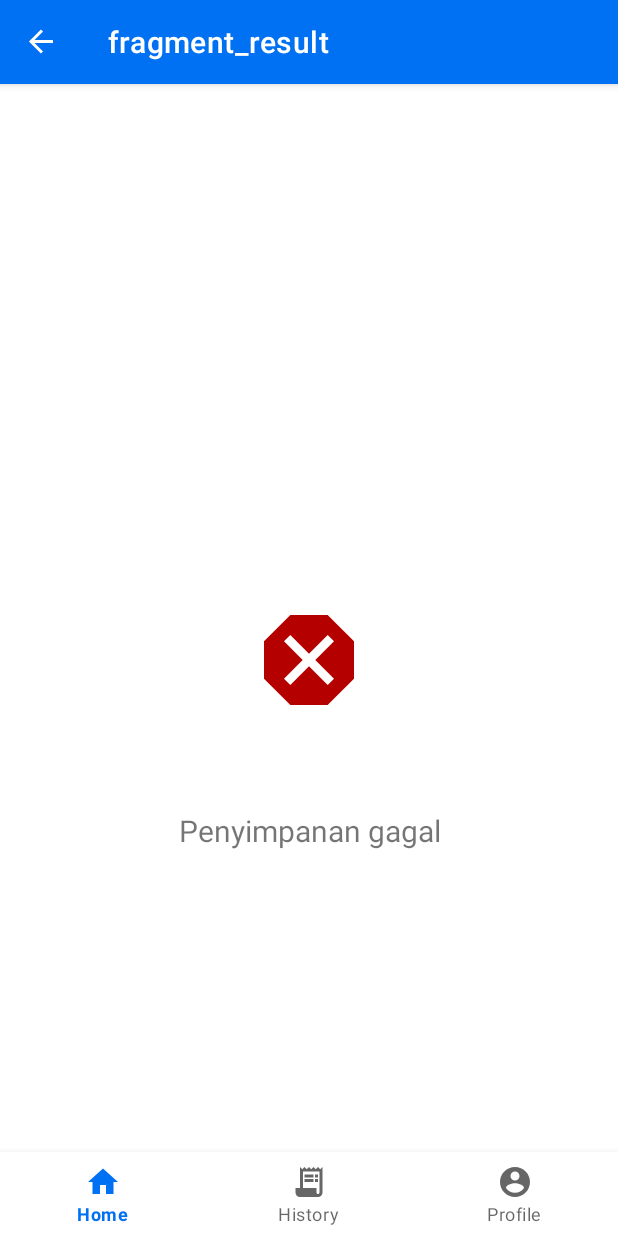
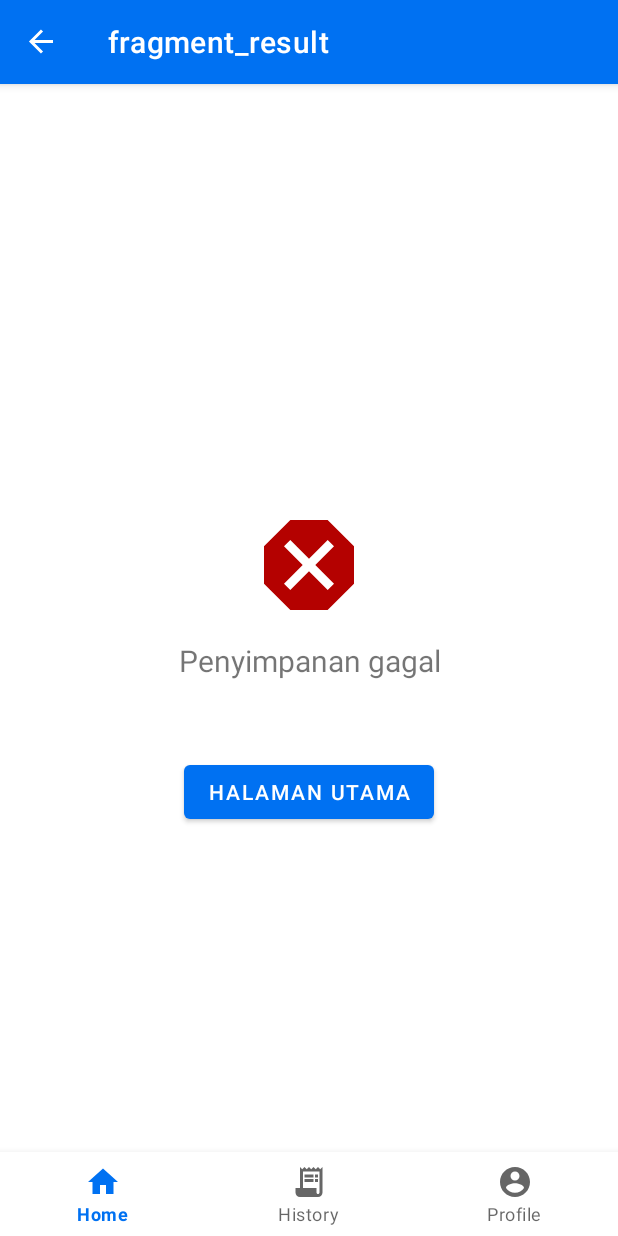
Before and after one commit to Bangkit-Captstone-Metron/Android, an Android app: the ResultFragment screen opened through its navigation route, on a phone screen of 412 x 824 dp. Run offline under Robolectric (Android 15) with nearby library versions, the phone set to English and light mode, and no system bars; our stand-ins replace navigation-ui; libraries missing offline, so code that uses them is left out: com.google.mlkit.vision, com.theartofdev.edmodo; pictures from the network do not load.

Commit message:
notification done, alarmManager not working

```diff
--- /dev/null
+++ b/app/src/main/java/com/example/vin/metron/Constant.kt
@@ -0,0 +1,10 @@
+package com.example.vin.metron
+
+const val PREF_LAST_PLN_SUBMISSION = "PREF_LAST_PLN_SUBMISSION"
+const val PREF_LAST_PDAM_SUBMISSION = "PREF_LAST_PDAN_SUBMISSION"
+const val ALARM_RECURRING_PERIOD = 30 //days
+const val NOTIF_REQ_CODE_PLN = 1
+const val NOTIF_REQ_CODE_PDAM = 2
+const val ACTION_REMIND_PLN = "ACTION_REMIND_PLN"
+const val ACTION_REMIND_PDAM = "ACTION_REMIND_PDAM"
+const val PREF_KEY="PREF_KEY"
--- a/app/src/main/java/com/example/vin/metron/ProfileFragment.kt
+++ b/app/src/main/java/com/example/vin/metron/ProfileFragment.kt
@@ -1,4 +1,4 @@
-package com.example.vin.metron
+    package com.example.vin.metron
 
 import android.os.Bundle
 import androidx.fragment.app.Fragment
--- a/app/src/main/java/com/example/vin/metron/ResultFragment.kt
+++ b/app/src/main/java/com/example/vin/metron/ResultFragment.kt
@@ -1,16 +1,23 @@
 package com.example.vin.metron
 
 import android.os.Bundle
+import android.util.Log
 import androidx.fragment.app.Fragment
 import android.view.LayoutInflater
 import android.view.View
 import android.view.ViewGroup
 import android.widget.Toast
+import androidx.fragment.app.viewModels
+import androidx.navigation.fragment.findNavController
+import com.example.vin.metron.data.remote.ResultViewModel
 import com.example.vin.metron.databinding.FragmentResultBinding
+import java.util.*
 
 
 class ResultFragment : Fragment() {
     private lateinit var binding: FragmentResultBinding
+    private val alarmReceiver: AlarmReceiver = AlarmReceiver()
+    private val resultViewModel: ResultViewModel by viewModels()
     override fun onCreateView(
         inflater: LayoutInflater, container: ViewGroup?,
         savedInstanceState: Bundle?
@@ -22,33 +29,57 @@ class ResultFragment : Fragment() {
     override fun onViewCreated(view: View, savedInstanceState: Bundle?) {
         super.onViewCreated(view, savedInstanceState)
         setUIContent()
+        backToHomeButtonListener()
     }
 
-
+    fun backToHomeButtonListener(){
+        binding.btnBack.setOnClickListener {
+            findNavController().navigate(R.id.action_resultFragment_to_navigation_home)
+        }
+    }
     fun setUIContent() {
         binding.ivResultFail.visibility = View.GONE
         binding.ivResultSucess.visibility = View.GONE
+        binding.btnBack.visibility = View.GONE
         binding.tvDesc.text = ""
         binding.tvUsage.text = ""
 
-        val type = if (arguments?.getString(TabFragment.TYPE) == resources.getString(R.string.pdam)) "air" else "listrik"
-        val isSuccess = arguments?.getBoolean(TabFragment.RESULT,false) ?: false
+        val isPLN = (arguments?.getString(TabFragment.TYPE) == resources.getString(R.string.pln))
+        val type = if (isPLN) "listrik" else "air"
+        val isSuccess = arguments?.getBoolean(TabFragment.RESULT, false) ?: false
+        Log.d("result page",isSuccess.toString())
         val usage = arguments?.getFloat(TabFragment.USAGE)
-        if (isSuccess) {
-            binding.ivResultSucess.visibility = View.VISIBLE
-            binding.tvDesc.text = "Data penggunaan $type berhasil tersimpan"
-            binding.tvUsage.text = "$usage kw/h"
-        } else {
+        try {
+            if (isSuccess) {
+                //Todo: Save to Firestore DB
+                scheduleAlarm(isPLN = isPLN)
+                binding.ivResultSucess.visibility = View.VISIBLE
+                binding.btnBack.visibility = View.VISIBLE
+                binding.tvDesc.text = "Data penggunaan $type berhasil tersimpan"
+                binding.tvUsage.text = "$usage kw/h"
+            } else throw Exception("Gagal, Gunakan foto yang asli meteran anda yang jelas")
+        } catch (e: Exception) {
             binding.ivResultFail.visibility = View.VISIBLE
             binding.tvDesc.text = "Penyimpanan gagal"
+            binding.btnBack.visibility = View.VISIBLE
+
+
+            Log.d("result page",e.message.toString())
             Toast.makeText(
                 context,
-                "Pastikan Anda menggunakan foto meteran anda",
+                e.message,
                 Toast.LENGTH_SHORT
             ).show()
         }
+
     }
 
-    //Todo: Backbutton, Animation, request penyimpanan data di halaman ini (?)
-
+    fun scheduleAlarm(isPLN: Boolean) {
+        val schedule = resultViewModel.getUpdatedOrNewlyCreatedAlarmSchedule(
+            context = requireContext(),
+            isPLN = isPLN
+        )
+        Log.d("result page",schedule.toString())
+        alarmReceiver.setAlarm(context = requireContext(), schedule=schedule, isPLN = isPLN)
+    }
 }
--- a/app/src/main/java/com/example/vin/metron/TabFragment.kt
+++ b/app/src/main/java/com/example/vin/metron/TabFragment.kt
@@ -180,6 +180,7 @@ class TabFragment : Fragment(), View.OnClickListener {
             body = requestBody
         )
         homeViewModel.checkIsFakeFromURI(body).observe(viewLifecycleOwner) {
+            //Todo: Add confidence checking
             if (it.isFake != null) {
                 val usage = usage + "f"
                 val bundle = Bundle()
--- a/app/src/main/java/com/example/vin/metron/data/remote/network/ApiConfig.kt
+++ b/app/src/main/java/com/example/vin/metron/data/remote/network/ApiConfig.kt
@@ -8,8 +8,9 @@ import java.util.concurrent.TimeUnit
 
 class ApiConfig {
     companion object{
-        val BASE_URL = "http://34.101.176.87:5000/v1/"
-        val BASE_URL_V2 = "http://34.101.176.87:5000/v1/"
+        val BASE_URL = "http://34.101.133.126:5000/v1/"
+
+
         private fun provideOkHttpClient(): OkHttpClient {
             return OkHttpClient.Builder()
                 .addInterceptor(HttpLoggingInterceptor().setLevel(HttpLoggingInterceptor.Level.BODY))
@@ -20,7 +21,7 @@ class ApiConfig {
 
         fun provideApiService(): ApiService {
             val retrofit = Retrofit.Builder()
-                .baseUrl(BASE_URL_V2)
+                .baseUrl(BASE_URL)
                 .addConverterFactory(GsonConverterFactory.create())
                 .client(provideOkHttpClient())
                 .build()
--- /dev/null
+++ b/app/src/main/res/drawable/ic_baseline_notification_important_30.xml
@@ -0,0 +1,5 @@
+<vector android:height="30dp" android:tint="#52A3B4"
+    android:viewportHeight="24" android:viewportWidth="24"
+    android:width="30dp" xmlns:android="http://schemas.android.com/apk/res/android">
+    <path android:fillColor="@android:color/white" android:pathData="M18,16v-5c0,-3.07 -1.64,-5.64 -4.5,-6.32L13.5,4c0,-0.83 -0.67,-1.5 -1.5,-1.5s-1.5,0.67 -1.5,1.5v0.68C7.63,5.36 6,7.92 6,11v5l-2,2v1h16v-1l-2,-2zM13,16h-2v-2h2v2zM13,12h-2L11,8h2v4zM12,22c1.1,0 2,-0.9 2,-2h-4c0,1.1 0.89,2 2,2z"/>
+</vector>
--- a/app/src/main/res/layout/fragment_result.xml
+++ b/app/src/main/res/layout/fragment_result.xml
@@ -12,20 +12,22 @@
         android:layout_width="wrap_content"
         android:layout_height="wrap_content"
         android:src="@drawable/ic_baseline_check_50"
-        app:layout_constraintBottom_toBottomOf="parent"
         app:layout_constraintEnd_toEndOf="parent"
+        app:layout_constraintBottom_toTopOf="@+id/tv_desc"
         app:layout_constraintStart_toStartOf="parent"
-        app:layout_constraintTop_toTopOf="parent" />
+        android:layout_marginBottom="10dp"
+  />
 
     <ImageView
         android:id="@+id/iv_result_fail"
         android:layout_width="wrap_content"
         android:layout_height="wrap_content"
         android:src="@drawable/ic_baseline_dangerous_80"
-        app:layout_constraintBottom_toBottomOf="parent"
+        app:layout_constraintBottom_toTopOf="@+id/tv_desc"
         app:layout_constraintEnd_toEndOf="parent"
         app:layout_constraintStart_toStartOf="parent"
-        app:layout_constraintTop_toTopOf="parent" />
+        android:layout_marginBottom="10dp"
+   />
 
     <TextView
         android:id="@+id/tv_usage"
@@ -36,18 +38,28 @@
         android:text="1000 kw/h"
         android:textSize="25sp"
         app:layout_constraintStart_toStartOf="parent"
-        app:layout_constraintTop_toBottomOf="@+id/iv_result_fail" />
+        app:layout_constraintTop_toBottomOf="@+id/tv_desc" />
 
     <TextView
         android:id="@+id/tv_desc"
         android:layout_width="250dp"
         android:layout_height="wrap_content"
-        android:layout_marginTop="15dp"
         android:text="Data penggunaan listrik berhasil tersimpan"
         android:textAlignment="center"
         android:textSize="20sp"
         app:layout_constraintEnd_toEndOf="parent"
         app:layout_constraintStart_toStartOf="parent"
-        app:layout_constraintTop_toBottomOf="@+id/tv_usage" />
+        app:layout_constraintTop_toTopOf="parent"
+        app:layout_constraintBottom_toBottomOf="parent"/>
+
+    <Button
+        android:id="@+id/btn_back"
+        android:text="Halaman Utama"
+        android:layout_height="wrap_content"
+        android:layout_width="wrap_content"
+        android:layout_margin="5dp"
+        app:layout_constraintTop_toBottomOf="@+id/tv_usage"
+        app:layout_constraintStart_toStartOf="parent"
+        app:layout_constraintEnd_toEndOf="parent"/>
 
 </androidx.constraintlayout.widget.ConstraintLayout>
--- a/app/src/main/res/navigation/bottom_navigation.xml
+++ b/app/src/main/res/navigation/bottom_navigation.xml
@@ -28,7 +28,11 @@
         android:id="@+id/resultFragment"
         android:name="com.example.vin.metron.ResultFragment"
         android:label="fragment_result"
-        tools:layout="@layout/fragment_result" />
+        tools:layout="@layout/fragment_result" >
+        <action
+            android:id="@+id/action_resultFragment_to_navigation_home"
+            app:destination="@id/navigation_home" />
+    </fragment>
 
 
 </navigation>
```
Also changed, not shown: app/src/main/AndroidManifest.xml (+10 -2 lines), app/src/main/java/com/example/vin/metron/AlarmReceiver.kt (added, +103 -0 lines), app/src/main/java/com/example/vin/metron/ResultActivity.kt (deleted, +0 -15 lines), app/src/main/java/com/example/vin/metron/data/remote/ResultViewModel.kt (added, +40 -0 lines), app/src/main/res/layout/activity_result.xml (deleted, +0 -9 lines).
